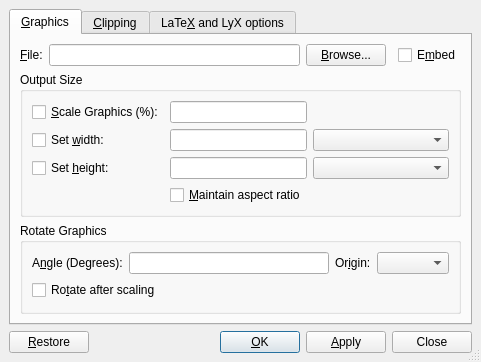
Qt form src/frontends/qt4/ui/GraphicsUi.ui (cburschka/lyx) before a commit.
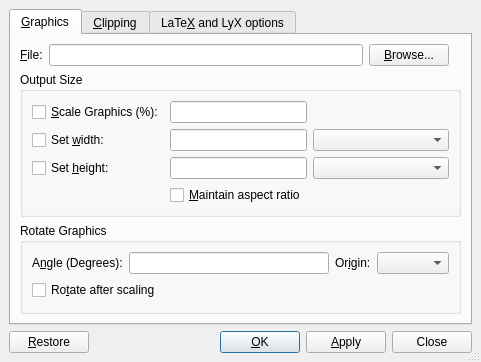
The same form after that commit. Custom widgets are drawn as their Qt base class.

Commit message: Embedding: remove embedding checkbox from Graphics, Include and External dialogs

Diff of the .ui file:
```diff
--- a/src/frontends/qt4/ui/GraphicsUi.ui
+++ b/src/frontends/qt4/ui/GraphicsUi.ui
@@ -49,13 +49,6 @@
        <property name="spacing" >
         <number>6</number>
        </property>
-       <item row="0" column="4" >
-        <widget class="QCheckBox" name="embedCB" >
-         <property name="text" >
-          <string>E&amp;mbed</string>
-         </property>
-        </widget>
-       </item>
        <item row="0" column="2" >
         <widget class="QPushButton" name="browsePB" >
          <property name="toolTip" >
```
The commit also changes 2 other files.
